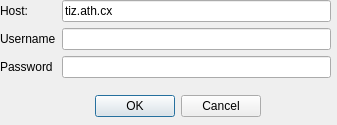
Before: the Qt Designer form Client/connectdialog.ui in tizbac/briscola, drawn with Qt 5.
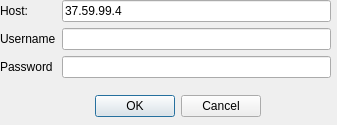
After: the same form once the commit is applied.

```diff
--- a/Client/connectdialog.ui
+++ b/Client/connectdialog.ui
@@ -85,7 +85,7 @@
     <item row="0" column="1">
      <widget class="QLineEdit" name="txthost">
       <property name="text">
-       <string>tiz.ath.cx</string>
+       <string>37.59.99.4</string>
       </property>
      </widget>
     </item>
```
